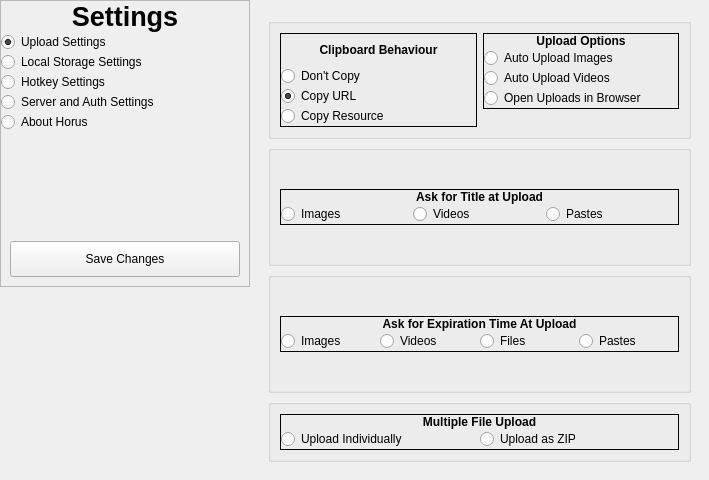
Before: the Qt Designer form editsettingswindow.ui in nickdonnelly/horus, drawn with Qt 5.
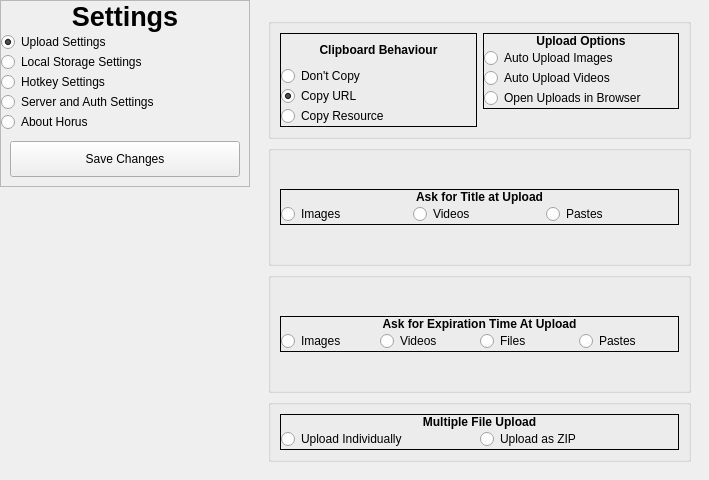
After: the same form once the commit is applied. The open tabs and pages were chosen to show the change.

What changed in the file:
```diff
--- a/editsettingswindow.ui
+++ b/editsettingswindow.ui
@@ -205,22 +205,6 @@
            </property>
            <layout class="QGridLayout" name="gridLayout_4">
             <item row="0" column="0">
-             <spacer name="verticalSpacer">
-              <property name="orientation">
-               <enum>Qt::Vertical</enum>
-              </property>
-              <property name="sizeType">
-               <enum>QSizePolicy::Expanding</enum>
-              </property>
-              <property name="sizeHint" stdset="0">
-               <size>
-                <width>0</width>
-                <height>100</height>
-               </size>
-              </property>
-             </spacer>
-            </item>
-            <item row="1" column="0">
              <widget class="QPushButton" name="btnSave">
               <property name="minimumSize">
                <size>
```
Left out of the diff: 6 changed lines with no effect on the pictures.
